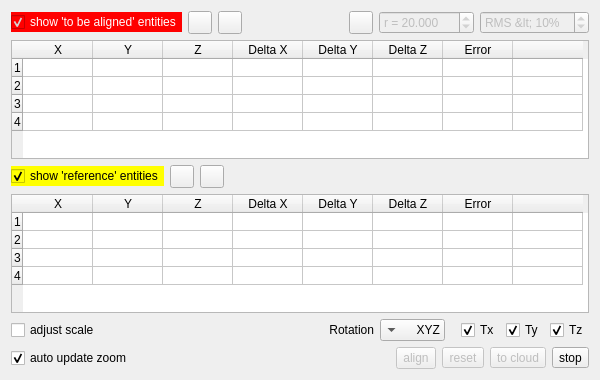
This is qCC/ui_templates/pointPairRegistrationDlg.ui in CloudCompare/CloudCompare as Qt 5 draws it before an edit. The edited form follows.
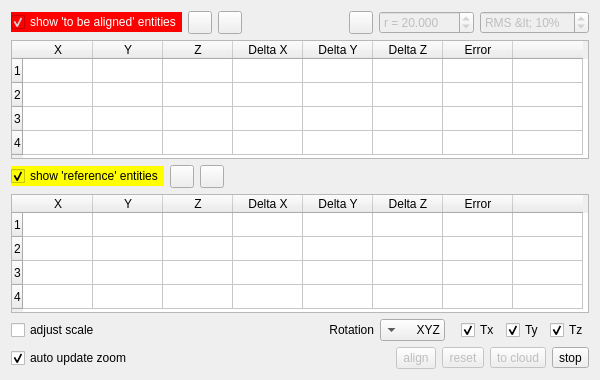
This is the edited form. Icons and pictures are not drawn.

Commit message: Minor display improvements of the Point-pair-based alignment tool

Patch:
```diff
--- a/qCC/ui_templates/pointPairRegistrationDlg.ui
+++ b/qCC/ui_templates/pointPairRegistrationDlg.ui
@@ -142,7 +142,7 @@
       <number>70</number>
      </attribute>
      <attribute name="verticalHeaderDefaultSectionSize">
-      <number>18</number>
+      <number>24</number>
      </attribute>
      <row>
       <property name="text">
@@ -184,12 +184,12 @@
        <string>Delta X</string>
       </property>
      </column>
-       <column>
+     <column>
       <property name="text">
        <string>Delta Y</string>
       </property>
      </column>
-       <column>
+     <column>
       <property name="text">
        <string>Delta Z</string>
       </property>
@@ -267,7 +267,7 @@
       <number>70</number>
      </attribute>
      <attribute name="verticalHeaderDefaultSectionSize">
-      <number>18</number>
+      <number>24</number>
      </attribute>
      <row>
       <property name="text">
```
Left out of the diff: 30 changed lines with no effect on the pictures. The commit also changes 2 other files.
